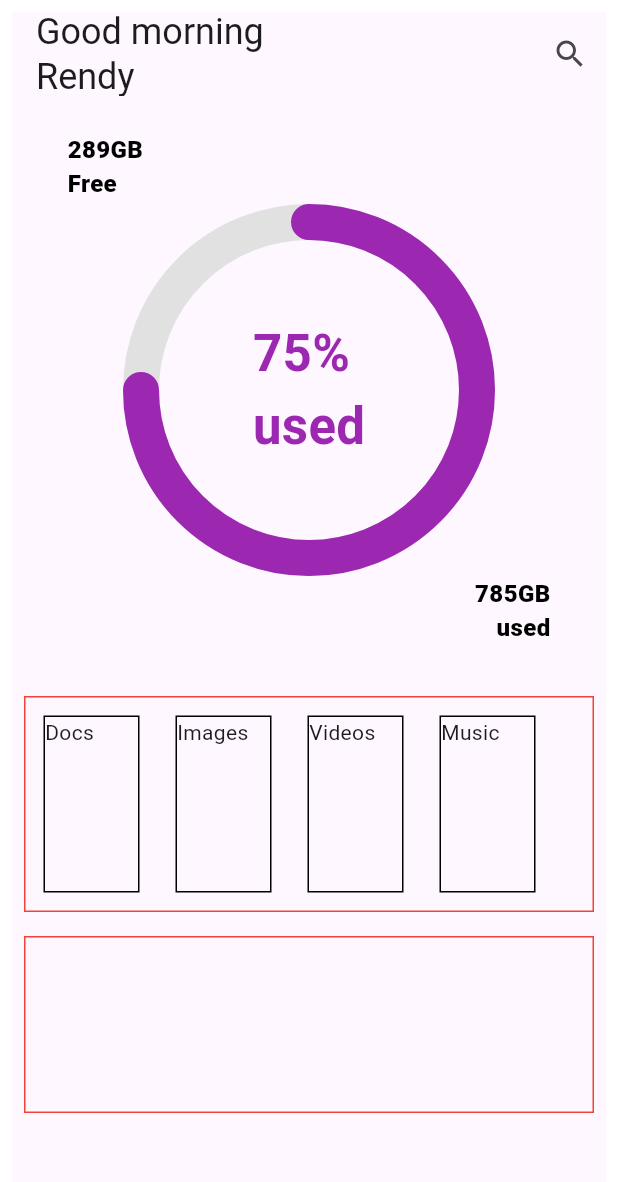
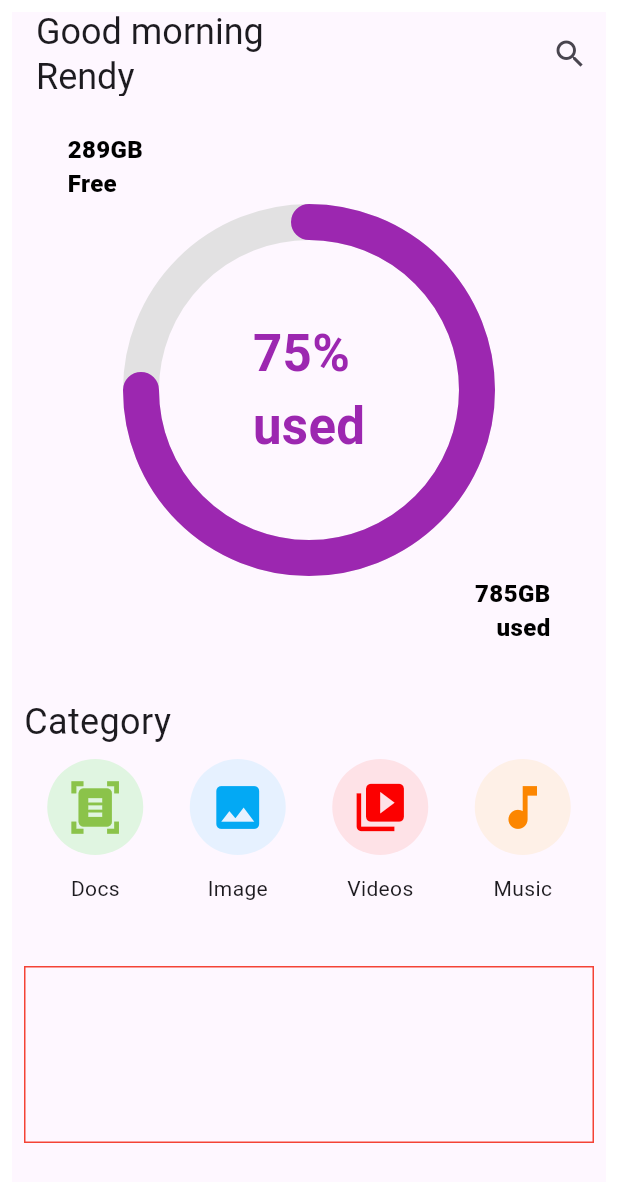
Before and after one commit to z-nt/filemanagerApp, a Flutter app: the screen it shows after launch, on a phone screen of 412 x 824 dp. Shown: the top 1182 px of the screen. Run offline on Flutter 3.47's test engine with Material 3 defaults, Android fonts, the light colour scheme and no system bars; drawn by our look-alikes of percent_indicator; our stand-ins replace go_router; Roboto replaces fonts that are missing (Manrope).

Commit message:
create category widget

```diff
--- a/filemanager/lib/pages/home/home.dart
+++ b/filemanager/lib/pages/home/home.dart
@@ -44,13 +44,8 @@ class HOMEPAGE extends StatelessWidget{
                   Padding(
                     padding: const EdgeInsets.all(8.0),
                     child: Container(
-                      height: 144,
-                      decoration: BoxDecoration(
-                        border: Border.all(
-                          width: 1 ,
-                          color: Colors.red
-                        )
-                      ),
+                      height: 164,
+                      decoration: BoxDecoration(),
                       child: CustomCategory(),
                     ),
                   ) ,
--- a/filemanager/lib/pages/home/styles/style.dart
+++ b/filemanager/lib/pages/home/styles/style.dart
@@ -12,3 +12,9 @@ const percentTextStyle = TextStyle(
   fontWeight:FontWeight.w900 ,
   color: Colors.black ,
 );
+
+const categoryTextStyle= TextStyle(
+ fontSize: 24 ,
+  fontWeight: FontWeight.normal ,
+  fontFamily: "Manrope",
+);
--- a/filemanager/lib/pages/home/widgets/homewidgets.dart
+++ b/filemanager/lib/pages/home/widgets/homewidgets.dart
@@ -148,39 +148,151 @@ class CustomPercentProggress extends StatelessWidget {
 
 
 class CustomCategory extends StatelessWidget {
-
-final List <String> Sections = <String> ["Docs","Images","Videos","Music"];
-final List <String> Icons = <String> [];
-
-
-
-
 @override
   Widget build(BuildContext context) {
-      return ListView.builder(
-
-            scrollDirection: Axis.horizontal,
-            itemCount: 4,
-            itemBuilder: (BuildContext  context, index) {
-                  return Container(
-                    margin: EdgeInsets.all(12),
-                    decoration: BoxDecoration(
-                      border: Border.all(
-                        width: 1 ,
-                        color: Colors.black
-                      )
+      return Scaffold(
+        body: Column(
+          children: <Widget>[
+            Container(
+              width: 600,
+              decoration: BoxDecoration(),
+              child: Text("Category",textAlign: TextAlign.left,style: categoryTextStyle,),
+            ),
+            Row(
+              crossAxisAlignment: CrossAxisAlignment.center,
+              mainAxisAlignment: MainAxisAlignment.spaceAround,
+              children:<Widget>[
+                Padding(
+                  padding: const EdgeInsets.all(0.0),
+                  child: SizedBox(
+                    height: 104,
+                    child: Column(
+                      mainAxisAlignment: MainAxisAlignment.spaceBetween,
+                      children:[
+                        Padding(
+                          padding: const EdgeInsets.only(top: 8.0),
+                          child: SizedBox(
+                            child: IconButton(
+                            constraints: BoxConstraints(
+                              minWidth: 64,
+                              minHeight: 64 ,
+                            ),
+                              onPressed: (){},
+                              icon: Icon(Icons.document_scanner),
+                              color: Colors.lightGreen,
+                              iconSize: 38,
+                              style: ButtonStyle(
+                                backgroundColor: WidgetStatePropertyAll<Color>(Color.fromARGB(95, 174, 241, 174)),
+                              ),
+                            ),
+                          ),
+                        ),
+                        SizedBox(
+                          child: Text("Docs"),
+                        ),
+                      ],
                     ),
-                    width: 64,
-                    height: 94,
-                    child:Text("${Sections[index]}" )
-                  );
-
-
-            },
-          );
-
+                  ),
+                ),
+                Padding(
+                  padding: const EdgeInsets.all(0.0),
+                  child: SizedBox(
+                    height: 104,
+                    child: Column(
+                      mainAxisAlignment: MainAxisAlignment.spaceBetween,
+                      children:[
+                        Padding(
+                          padding: const EdgeInsets.only(top: 8.0),
+                          child: SizedBox(
+                            child: IconButton(
+                            constraints: BoxConstraints(
+                              minWidth: 64,
+                              minHeight: 64 ,
+                            ),
+                              onPressed: (){},
+                              icon: Icon(Icons.image),
+                              color: Colors.lightBlue,
+                              iconSize: 38,
+                              style: ButtonStyle(
+                                backgroundColor: WidgetStatePropertyAll<Color>(Color.fromARGB(96, 191, 232, 255)),
+                              ),
+                            ),
+                          ),
+                        ),
+                        SizedBox(
+                          child: Text("Image"),
+                        ),
+                      ],
+                    ),
+                  ),
+                ),
+                Padding(
+                  padding: const EdgeInsets.all(0.0),
+                  child: SizedBox(
+                    height: 104,
+                    child: Column(
+                      mainAxisAlignment: MainAxisAlignment.spaceBetween,
+                      children:[
+                        Padding(
+                          padding: const EdgeInsets.only(top: 8.0),
+                          child: SizedBox(
+                            child: IconButton(
+                            constraints: BoxConstraints(
+                              minWidth: 64,
+                              minHeight: 64 ,
+                            ),
+                              onPressed: (){},
+                              icon: Icon(Icons.video_collection),
+                              color: const Color.fromARGB(255, 252, 0, 0),
+                              iconSize: 38,
+                              style: ButtonStyle(
+                                backgroundColor: WidgetStatePropertyAll<Color>(Color.fromARGB(95, 255, 191, 191)),
+                              ),
+                            ),
+                          ),
+                        ),
+                        SizedBox(
+                          child: Text("Videos"),
+                        ),
+                      ],
+                    ),
+                  ),
+                ),
+                Padding(
+                  padding: const EdgeInsets.all(0.0),
+                  child: SizedBox(
+                    height: 104,
+                    child: Column(
+                      mainAxisAlignment: MainAxisAlignment.spaceBetween,
+                      children:[
+                        Padding(
+                          padding: const EdgeInsets.only(top: 8.0),
+                          child: SizedBox(
+                            child: IconButton(
+                            constraints: BoxConstraints(
+                              minWidth: 64,
+                              minHeight: 64 ,
+                            ),
+                              onPressed: (){},
+                              icon: Icon(Icons.music_note),
+                              color: const Color.fromARGB(255, 252, 134, 0),
+                              iconSize: 38,
+                              style: ButtonStyle(
+                                backgroundColor: WidgetStatePropertyAll<Color>(Color.fromARGB(95, 255, 227, 191)),
+                              ),
+                            ),
+                          ),
+                        ),
+                        SizedBox(
+                          child: Text("Music"),
+                        ),
+                      ],
+                    ),
+                  ),
+                ),
+              ],
+            )
+          ],
+      ));
   }
-
-
-
 }
```
